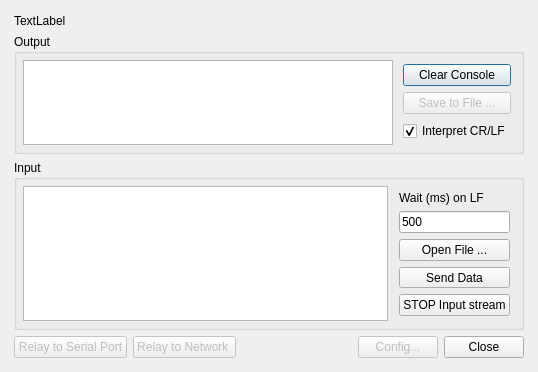
This is ui/serialconsole.ui in TheProjecter/pockemul as Qt 5 draws it before an edit. The edited form follows.
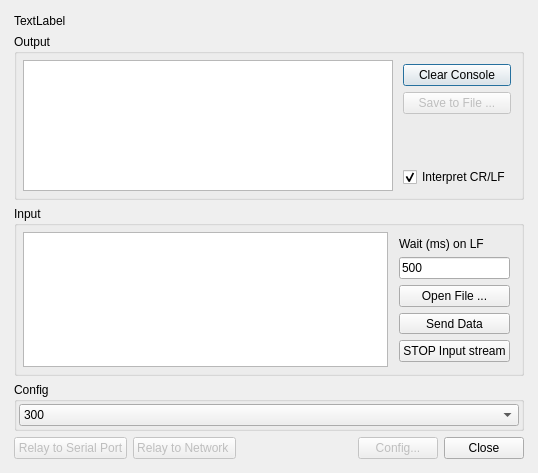
This is the edited form.

Diff of the .ui file:
```diff
--- a/ui/serialconsole.ui
+++ b/ui/serialconsole.ui
@@ -1,32 +1,32 @@
 <ui version="4.0" >
  <class>DialogConsole</class>
- <widget class="QDialog" name="DialogConsole" >
-  <property name="geometry" >
+ <widget class="QDialog" name="DialogConsole">
+  <property name="geometry">
    <rect>
     <x>0</x>
     <y>0</y>
     <width>538</width>
-    <height>370</height>
+    <height>473</height>
    </rect>
   </property>
   <property name="windowTitle" >
    <string>Serial Console</string>
   </property>
-  <layout class="QVBoxLayout" >
-   <property name="margin" >
-    <number>9</number>
-   </property>
-   <property name="spacing" >
+  <layout class="QVBoxLayout">
+   <property name="spacing">
     <number>6</number>
    </property>
+   <property name="margin">
+    <number>9</number>
+   </property>
    <item>
-    <layout class="QVBoxLayout" >
-     <property name="margin" >
-      <number>5</number>
-     </property>
-     <property name="spacing" >
+    <layout class="QVBoxLayout">
+     <property name="spacing">
       <number>6</number>
      </property>
+     <property name="margin">
+      <number>5</number>
+     </property>
      <item>
       <widget class="QLabel" name="ConnectLbl" >
        <property name="text" >
@@ -53,19 +53,17 @@
          <number>2</number>
         </property>
         <item>
-         <layout class="QHBoxLayout" >
-          <property name="margin" >
-           <number>4</number>
-          </property>
-          <property name="spacing" >
+         <layout class="QHBoxLayout">
+          <property name="spacing">
            <number>6</number>
           </property>
+          <property name="margin">
+           <number>4</number>
+          </property>
           <item>
-           <widget class="QTextEdit" name="textEdit_out" >
-            <property name="sizePolicy" >
-             <sizepolicy>
-              <hsizetype>7</hsizetype>
-              <vsizetype>3</vsizetype>
+           <widget class="QTextEdit" name="textEdit_out">
+            <property name="sizePolicy">
+             <sizepolicy hsizetype="Expanding" vsizetype="MinimumExpanding">
               <horstretch>0</horstretch>
               <verstretch>0</verstretch>
              </sizepolicy>
@@ -79,13 +77,13 @@
            </widget>
           </item>
           <item>
-           <layout class="QVBoxLayout" >
-            <property name="margin" >
+           <layout class="QVBoxLayout">
+            <property name="spacing">
+             <number>6</number>
+            </property>
+            <property name="margin">
              <number>4</number>
             </property>
-            <property name="spacing" >
-             <number>6</number>
-            </property>
             <item>
              <widget class="QPushButton" name="pbClear" >
               <property name="minimumSize" >
@@ -158,19 +156,17 @@
          <number>2</number>
         </property>
         <item>
-         <layout class="QHBoxLayout" >
-          <property name="margin" >
-           <number>4</number>
-          </property>
-          <property name="spacing" >
+         <layout class="QHBoxLayout">
+          <property name="spacing">
            <number>6</number>
           </property>
+          <property name="margin">
+           <number>4</number>
+          </property>
           <item>
-           <widget class="QTextEdit" name="textEdit_in" >
-            <property name="sizePolicy" >
-             <sizepolicy>
-              <hsizetype>7</hsizetype>
-              <vsizetype>1</vsizetype>
+           <widget class="QTextEdit" name="textEdit_in">
+            <property name="sizePolicy">
+             <sizepolicy hsizetype="Expanding" vsizetype="Minimum">
               <horstretch>0</horstretch>
               <verstretch>0</verstretch>
              </sizepolicy>
@@ -196,19 +192,17 @@
            </widget>
           </item>
           <item>
-           <layout class="QVBoxLayout" >
-            <property name="margin" >
+           <layout class="QVBoxLayout">
+            <property name="spacing">
+             <number>6</number>
+            </property>
+            <property name="margin">
              <number>5</number>
             </property>
-            <property name="spacing" >
-             <number>6</number>
-            </property>
             <item>
-             <widget class="QLabel" name="label" >
-              <property name="sizePolicy" >
-               <sizepolicy>
-                <hsizetype>1</hsizetype>
-                <vsizetype>0</vsizetype>
+             <widget class="QLabel" name="label">
+              <property name="sizePolicy">
+               <sizepolicy hsizetype="Minimum" vsizetype="Fixed">
                 <horstretch>0</horstretch>
                 <verstretch>0</verstretch>
                </sizepolicy>
@@ -219,11 +213,9 @@
              </widget>
             </item>
             <item>
-             <widget class="QLineEdit" name="lineEdit" >
-              <property name="sizePolicy" >
-               <sizepolicy>
-                <hsizetype>1</hsizetype>
-                <vsizetype>0</vsizetype>
+             <widget class="QLineEdit" name="lineEdit">
+              <property name="sizePolicy">
+               <sizepolicy hsizetype="Minimum" vsizetype="Fixed">
                 <horstretch>0</horstretch>
                 <verstretch>0</verstretch>
                </sizepolicy>
@@ -283,13 +275,89 @@
       </widget>
      </item>
      <item>
-      <layout class="QHBoxLayout" >
-       <property name="margin" >
-        <number>0</number>
+      <widget class="QGroupBox" name="groupBox_3">
+       <property name="minimumSize">
+        <size>
+         <width>510</width>
+         <height>50</height>
+        </size>
        </property>
-       <property name="spacing" >
+       <property name="title">
+        <string>Config</string>
+       </property>
+       <property name="flat">
+        <bool>false</bool>
+       </property>
+       <property name="checkable">
+        <bool>false</bool>
+       </property>
+       <layout class="QVBoxLayout" name="verticalLayout_2">
+        <property name="spacing">
+         <number>2</number>
+        </property>
+        <property name="sizeConstraint">
+         <enum>QLayout::SetMinimumSize</enum>
+        </property>
+        <property name="margin">
+         <number>2</number>
+        </property>
+        <item>
+         <layout class="QVBoxLayout" name="verticalLayout">
+          <property name="spacing">
+           <number>0</number>
+          </property>
+          <item>
+           <widget class="QComboBox" name="comboBox">
+            <item>
+             <property name="text">
+              <string>300</string>
+             </property>
+            </item>
+            <item>
+             <property name="text">
+              <string>1200</string>
+             </property>
+            </item>
+            <item>
+             <property name="text">
+              <string>2400</string>
+             </property>
+            </item>
+            <item>
+             <property name="text">
+              <string>4800</string>
+             </property>
+            </item>
+            <item>
+             <property name="text">
+              <string>9600</string>
+             </property>
+            </item>
+            <item>
+             <property name="text">
+              <string>19200</string>
+             </property>
+            </item>
+            <item>
+             <property name="text">
+              <string>38400</string>
+             </property>
+            </item>
+           </widget>
+          </item>
+         </layout>
+        </item>
+       </layout>
+      </widget>
+     </item>
+     <item>
+      <layout class="QHBoxLayout">
+       <property name="spacing">
         <number>6</number>
        </property>
+       <property name="margin">
+        <number>0</number>
+       </property>
        <item>
         <widget class="QPushButton" name="pbRelaySerialPort" >
          <property name="enabled" >
@@ -346,7 +414,7 @@
    </item>
   </layout>
  </widget>
- <layoutdefault spacing="6" margin="0" />
+ <layoutdefault spacing="6" margin="0"/>
  <resources/>
  <connections>
   <connection>
```
Left out of the diff: 127 changed lines with no effect on the pictures.
